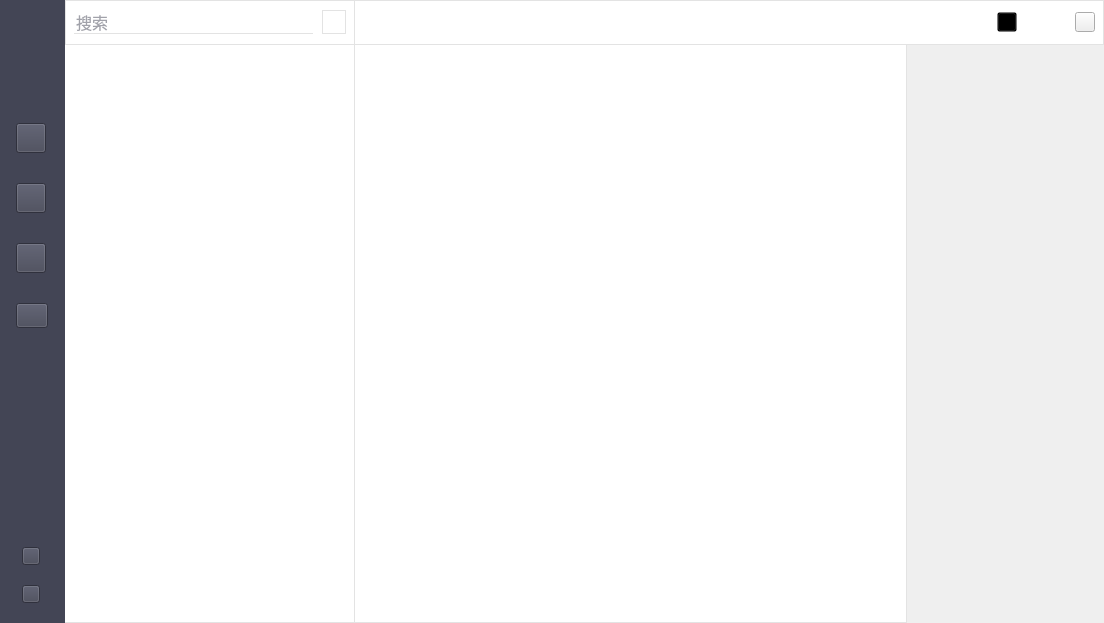
This is SoftTerminal/forms/STMain.ui in sunpu/softterminal as Qt 5 draws it before an edit. The edited form follows.
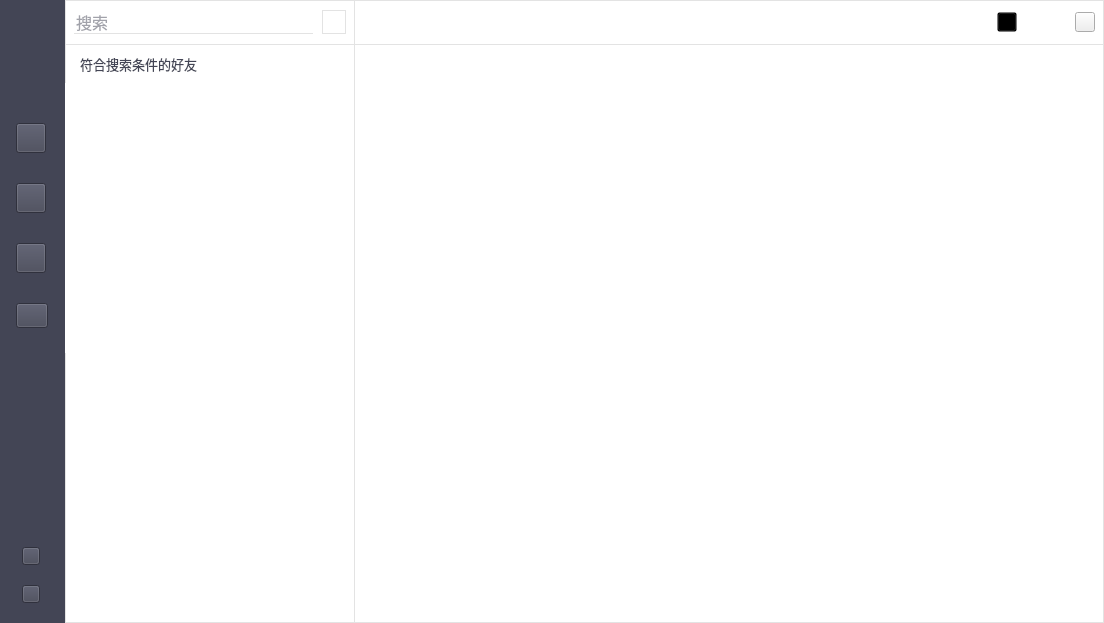
This is the edited form. The open tabs and pages were chosen to show the change. Icons and pictures are not drawn. Custom widgets are drawn as their Qt base class.

The edit to the form file:
```diff
--- a/SoftTerminal/forms/STMain.ui
+++ b/SoftTerminal/forms/STMain.ui
@@ -1382,6 +1382,260 @@
           </property>
          </layout>
         </widget>
+        <widget class="QWidget" name="pgSearch">
+         <layout class="QHBoxLayout" name="horizontalLayout_24">
+          <property name="spacing">
+           <number>0</number>
+          </property>
+          <property name="leftMargin">
+           <number>0</number>
+          </property>
+          <property name="topMargin">
+           <number>0</number>
+          </property>
+          <property name="rightMargin">
+           <number>0</number>
+          </property>
+          <property name="bottomMargin">
+           <number>0</number>
+          </property>
+          <item>
+           <widget class="QWidget" name="widget_14" native="true">
+            <property name="minimumSize">
+             <size>
+              <width>290</width>
+              <height>0</height>
+             </size>
+            </property>
+            <property name="maximumSize">
+             <size>
+              <width>290</width>
+              <height>16777215</height>
+             </size>
+            </property>
+            <property name="styleSheet">
+             <string notr="true">QWidget#widget_14{border-right: 1px solid #e3e3e3;border-left: 1px solid #e3e3e3;border-bottom:1px solid #e3e3e3;background-color: rgb(255, 255, 255);}
+</string>
+            </property>
+            <layout class="QVBoxLayout" name="verticalLayout_9">
+             <property name="spacing">
+              <number>0</number>
+             </property>
+             <property name="leftMargin">
+              <number>0</number>
+             </property>
+             <property name="topMargin">
+              <number>0</number>
+             </property>
+             <property name="rightMargin">
+              <number>0</number>
+             </property>
+             <property name="bottomMargin">
+              <number>0</number>
+             </property>
+             <item>
+              <widget class="QWidget" name="widSearchTitle" native="true">
+               <property name="styleSheet">
+                <string notr="true">QWidget#widSearchTitle{border-right: 1px solid #e3e3e3;border-left: 1px solid #e3e3e3;background-color: rgb(255, 255, 255);}
+</string>
+               </property>
+               <layout class="QHBoxLayout" name="horizontalLayout_25">
+                <property name="leftMargin">
+                 <number>15</number>
+                </property>
+                <property name="rightMargin">
+                 <number>15</number>
+                </property>
+                <item>
+                 <widget class="QLabel" name="lblSearch">
+                  <property name="font">
+                   <font>
+                    <family>微软雅黑</family>
+                    <pointsize>10</pointsize>
+                   </font>
+                  </property>
+                  <property name="styleSheet">
+                   <string notr="true">color: rgb(67, 69, 85);</string>
+                  </property>
+                  <property name="text">
+                   <string>符合搜索条件的好友</string>
+                  </property>
+                 </widget>
+                </item>
+                <item>
+                 <spacer name="hsSearch">
+                  <property name="orientation">
+                   <enum>Qt::Horizontal</enum>
+                  </property>
+                  <property name="sizeHint" stdset="0">
+                   <size>
+                    <width>195</width>
+                    <height>20</height>
+                   </size>
+                  </property>
+                 </spacer>
+                </item>
+                <item>
+                 <widget class="QLabel" name="lblSearchNum">
+                  <property name="font">
+                   <font>
+                    <family>微软雅黑</family>
+                    <pointsize>10</pointsize>
+                   </font>
+                  </property>
+                  <property name="styleSheet">
+                   <string notr="true">color: rgb(67, 69, 85);</string>
+                  </property>
+                  <property name="text">
+                   <string/>
+                  </property>
+                 </widget>
+                </item>
+               </layout>
+              </widget>
+             </item>
+             <item>
+              <widget class="QListWidget" name="lwSearchList">
+               <property name="focusPolicy">
+                <enum>Qt::NoFocus</enum>
+               </property>
+               <property name="styleSheet">
+                <string notr="true">QListWidget{border:0px;border-right:1px solid #e3e3e3;}
+QListWidget::Item{height:45px;padding-top:0px; padding-bottom:0px;}
+QListWidget::Item:hover{background:#ececec; }
+QListWidget::item:selected{background:#ececec; }</string>
+               </property>
+              </widget>
+             </item>
+             <item>
+              <spacer name="verticalSpacer_12">
+               <property name="orientation">
+                <enum>Qt::Vertical</enum>
+               </property>
+               <property name="sizeHint" stdset="0">
+                <size>
+                 <width>20</width>
+                 <height>267</height>
+                </size>
+               </property>
+              </spacer>
+             </item>
+            </layout>
+           </widget>
+          </item>
+          <item>
+           <widget class="QWidget" name="widSearchBlank" native="true">
+            <property name="styleSheet">
+             <string notr="true">
+QWidget#widSearchBlank{border-bottom: 1px solid #e3e3e3;border-right: 1px solid #e3e3e3;background-color: rgb(255, 255, 255);}</string>
+            </property>
+            <layout class="QHBoxLayout" name="horizontalLayout_23">
+             <property name="spacing">
+              <number>0</number>
+             </property>
+             <property name="leftMargin">
+              <number>0</number>
+             </property>
+             <property name="topMargin">
+              <number>0</number>
+             </property>
+             <property name="rightMargin">
+              <number>0</number>
+             </property>
+             <property name="bottomMargin">
+              <number>0</number>
+             </property>
+             <item>
+              <spacer name="horizontalSpacer_8">
+               <property name="orientation">
+                <enum>Qt::Horizontal</enum>
+               </property>
+               <property name="sizeHint" stdset="0">
+                <size>
+                 <width>142</width>
+                 <height>20</height>
+                </size>
+               </property>
+              </spacer>
+             </item>
+             <item>
+              <widget class="QWidget" name="widget_18" native="true">
+               <layout class="QVBoxLayout" name="verticalLayout_10">
+                <item>
+                 <spacer name="verticalSpacer_10">
+                  <property name="orientation">
+                   <enum>Qt::Vertical</enum>
+                  </property>
+                  <property name="sizeHint" stdset="0">
+                   <size>
+                    <width>20</width>
+                    <height>213</height>
+                   </size>
+                  </property>
+                 </spacer>
+                </item>
+                <item>
+                 <widget class="QLabel" name="label_5">
+                  <property name="minimumSize">
+                   <size>
+                    <width>250</width>
+                    <height>40</height>
+                   </size>
+                  </property>
+                  <property name="maximumSize">
+                   <size>
+                    <width>250</width>
+                    <height>40</height>
+                   </size>
+                  </property>
+                  <property name="font">
+                   <font>
+                    <family>Adobe Hebrew</family>
+                    <pointsize>40</pointsize>
+                   </font>
+                  </property>
+                  <property name="styleSheet">
+                   <string notr="true">border-image: url(:/SoftTerminal/images/vmediax.png);</string>
+                  </property>
+                  <property name="text">
+                   <string/>
+                  </property>
+                 </widget>
+                </item>
+                <item>
+                 <spacer name="verticalSpacer_11">
+                  <property name="orientation">
+                   <enum>Qt::Vertical</enum>
+                  </property>
+                  <property name="sizeHint" stdset="0">
+                   <size>
+                    <width>20</width>
+                    <height>212</height>
+                   </size>
+                  </property>
+                 </spacer>
+                </item>
+               </layout>
+              </widget>
+             </item>
+             <item>
+              <spacer name="horizontalSpacer_9">
+               <property name="orientation">
+                <enum>Qt::Horizontal</enum>
+               </property>
+               <property name="sizeHint" stdset="0">
+                <size>
+                 <width>142</width>
+                 <height>20</height>
+                </size>
+               </property>
+              </spacer>
+             </item>
+            </layout>
+           </widget>
+          </item>
+         </layout>
+        </widget>
        </widget>
       </item>
      </layout>
```
Left out of the diff: 3 changed lines with no effect on the pictures.
